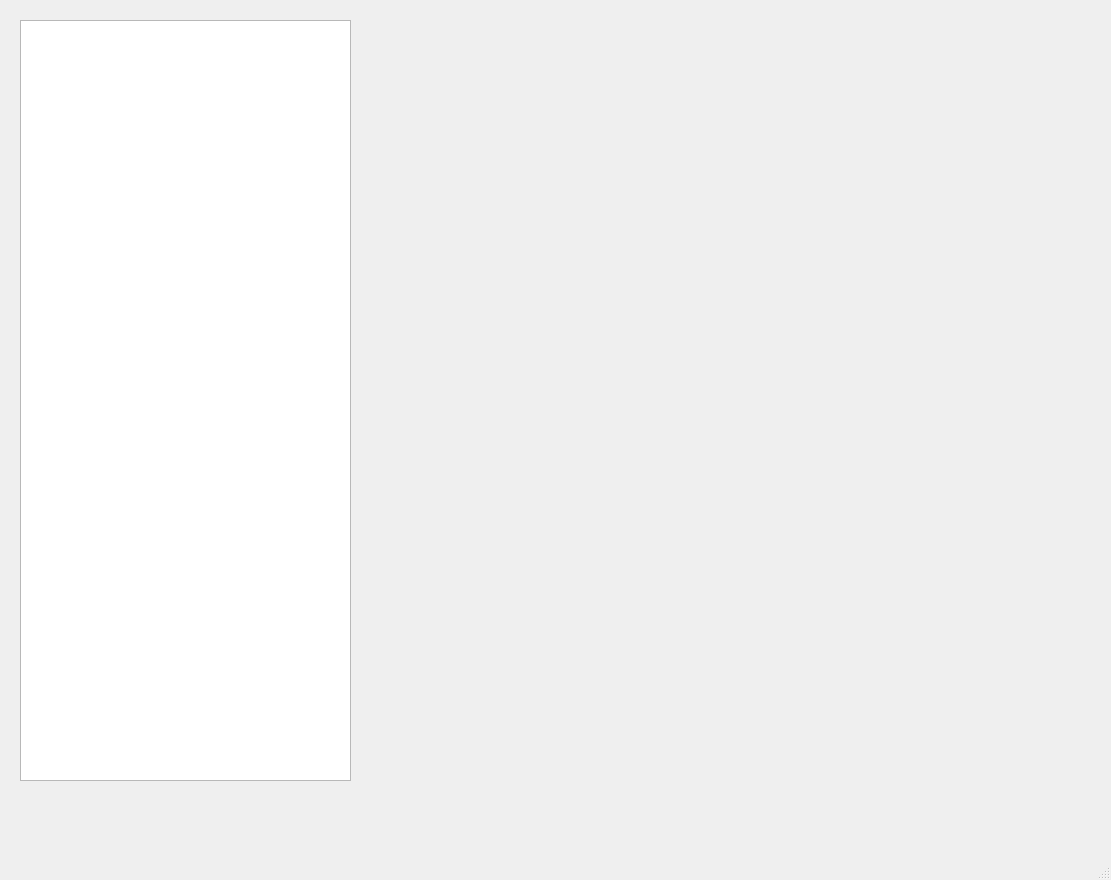
Old version of the form editor/mainwindow.ui in the repository ardazishvili/fig.
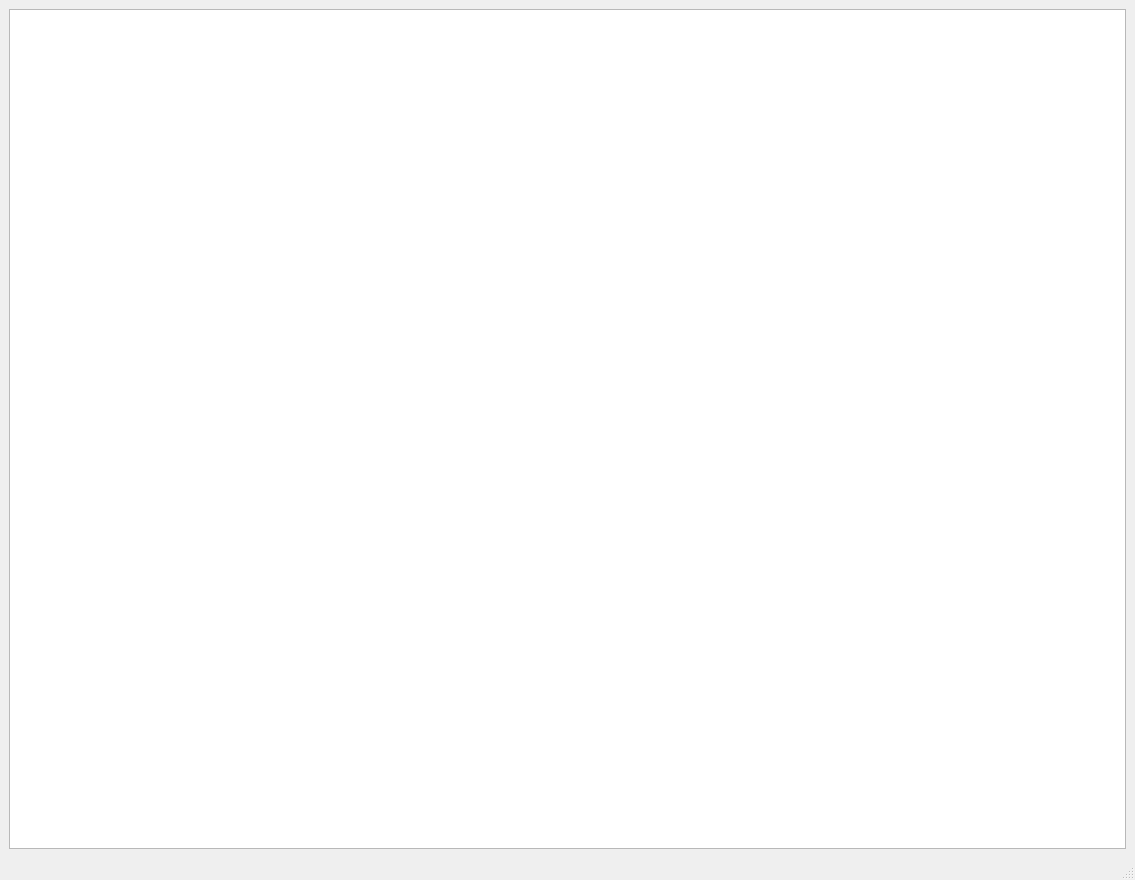
New version of the form.

Commit message: add fixed sizes to window

Diff of the .ui file:
```diff
--- a/editor/mainwindow.ui
+++ b/editor/mainwindow.ui
@@ -6,7 +6,7 @@
    <rect>
     <x>0</x>
     <y>0</y>
-    <width>1111</width>
+    <width>1135</width>
     <height>880</height>
    </rect>
   </property>
@@ -14,27 +14,25 @@
    <string>MainWindow</string>
   </property>
   <widget class="QWidget" name="centralwidget">
-   <widget class="QTreeView" name="directoryView">
-    <property name="geometry">
-     <rect>
-      <x>20</x>
-      <y>20</y>
-      <width>331</width>
-      <height>761</height>
-     </rect>
-    </property>
-   </widget>
-   <widget class="QWidget" name="verticalLayoutWidget">
-    <property name="geometry">
-     <rect>
-      <x>360</x>
-      <y>260</y>
-      <width>731</width>
-      <height>471</height>
-     </rect>
-    </property>
-    <layout class="QVBoxLayout" name="layout"/>
-   </widget>
+   <layout class="QHBoxLayout" name="horizontalLayout">
+    <item>
+     <widget class="QTreeView" name="directoryView">
+      <property name="enabled">
+       <bool>true</bool>
+      </property>
+     </widget>
+    </item>
+    <item>
+     <layout class="QVBoxLayout" name="layout">
+      <property name="leftMargin">
+       <number>0</number>
+      </property>
+      <property name="rightMargin">
+       <number>0</number>
+      </property>
+     </layout>
+    </item>
+   </layout>
   </widget>
   <widget class="QMenuBar" name="menubar">
    <property name="geometry">
```
Left out of the diff: 2 changed lines with no effect on the pictures. The commit also changes 2 other files.
